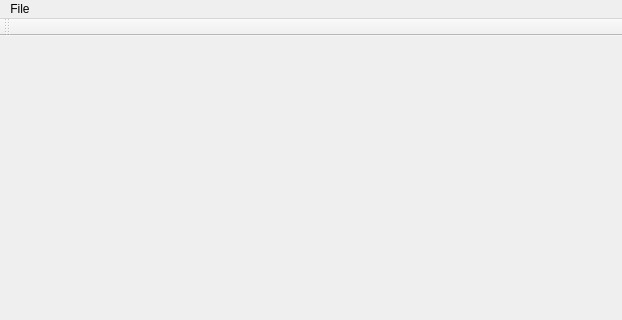
kamfor/SerialReceiver, file SerialGUI/forms/mainwindow.ui: the form before one commit; both pictures show x 0 to 622 and y 0 to 320 of the 622 by 497 pixel window.
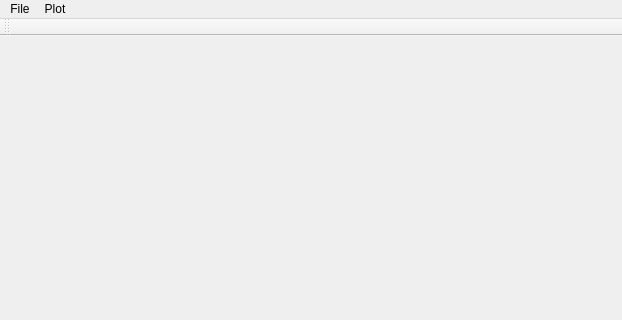
The form after the commit.

Diff of the .ui file:
```diff
--- a/SerialGUI/forms/mainwindow.ui
+++ b/SerialGUI/forms/mainwindow.ui
@@ -37,7 +37,17 @@
     <addaction name="actionExit"/>
     <addaction name="actionAbout"/>
    </widget>
+   <widget class="QMenu" name="menuPlot">
+    <property name="title">
+     <string>Plot</string>
+    </property>
+    <addaction name="actionAuto_scale_on"/>
+    <addaction name="actionZoom"/>
+    <addaction name="actionZoom_2"/>
+    <addaction name="actionSave_Polt"/>
+   </widget>
    <addaction name="menuFile"/>
+   <addaction name="menuPlot"/>
   </widget>
   <widget class="QToolBar" name="mainToolBar">
    <attribute name="toolBarArea">
```
Left out of the diff: 20 changed lines with no effect on the pictures.
